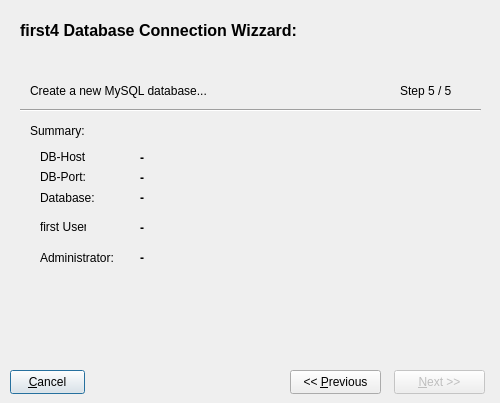
This is trunk/ui/dbwizzardfrm.ui in BackupTheBerlios/first4-svn as Qt 5 draws it before an edit. The edited form follows.
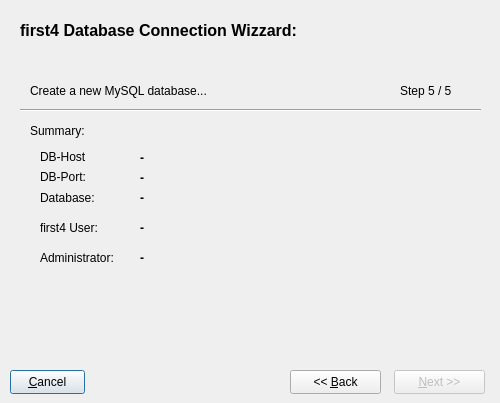
This is the edited form. The open tabs and pages were chosen to show the change.

Diff of the .ui file:
```diff
--- a/trunk/ui/dbwizzardfrm.ui
+++ b/trunk/ui/dbwizzardfrm.ui
@@ -41,19 +41,6 @@
     <string>&amp;Cancel</string>
    </property>
   </widget>
-  <widget class="QPushButton" name="btnprev" >
-   <property name="geometry" >
-    <rect>
-     <x>290</x>
-     <y>370</y>
-     <width>91</width>
-     <height>24</height>
-    </rect>
-   </property>
-   <property name="text" >
-    <string>&lt;&lt; &amp;Previous</string>
-   </property>
-  </widget>
   <widget class="QPushButton" name="btnnext" >
    <property name="enabled" >
     <bool>false</bool>
@@ -70,7 +57,20 @@
     <string>&amp;Next >></string>
    </property>
   </widget>
-  <widget class="QStackedWidget" name="stackedWidget" >
+  <widget class="QPushButton" name="btnback" >
+   <property name="geometry" >
+    <rect>
+     <x>290</x>
+     <y>370</y>
+     <width>91</width>
+     <height>24</height>
+    </rect>
+   </property>
+   <property name="text" >
+    <string>&lt;&lt; &amp;Back</string>
+   </property>
+  </widget>
+  <widget class="QStackedWidget" name="mainstackwidget" >
    <property name="geometry" >
     <rect>
      <x>20</x>
@@ -1407,19 +1407,6 @@
       <string>-</string>
      </property>
     </widget>
-    <widget class="QLabel" name="label_40" >
-     <property name="geometry" >
-      <rect>
-       <x>20</x>
-       <y>160</y>
-       <width>46</width>
-       <height>14</height>
-      </rect>
-     </property>
-     <property name="text" >
-      <string>first User:</string>
-     </property>
-    </widget>
     <widget class="QLabel" name="label_42" >
      <property name="geometry" >
       <rect>
@@ -1465,6 +1452,19 @@
       <string>Create a new MySQL database...</string>
      </property>
     </widget>
+    <widget class="QLabel" name="label_40" >
+     <property name="geometry" >
+      <rect>
+       <x>20</x>
+       <y>160</y>
+       <width>81</width>
+       <height>16</height>
+      </rect>
+     </property>
+     <property name="text" >
+      <string>first4 User:</string>
+     </property>
+    </widget>
    </widget>
    <widget class="QWidget" name="page_8" >
     <widget class="QLabel" name="label_58" >
```
